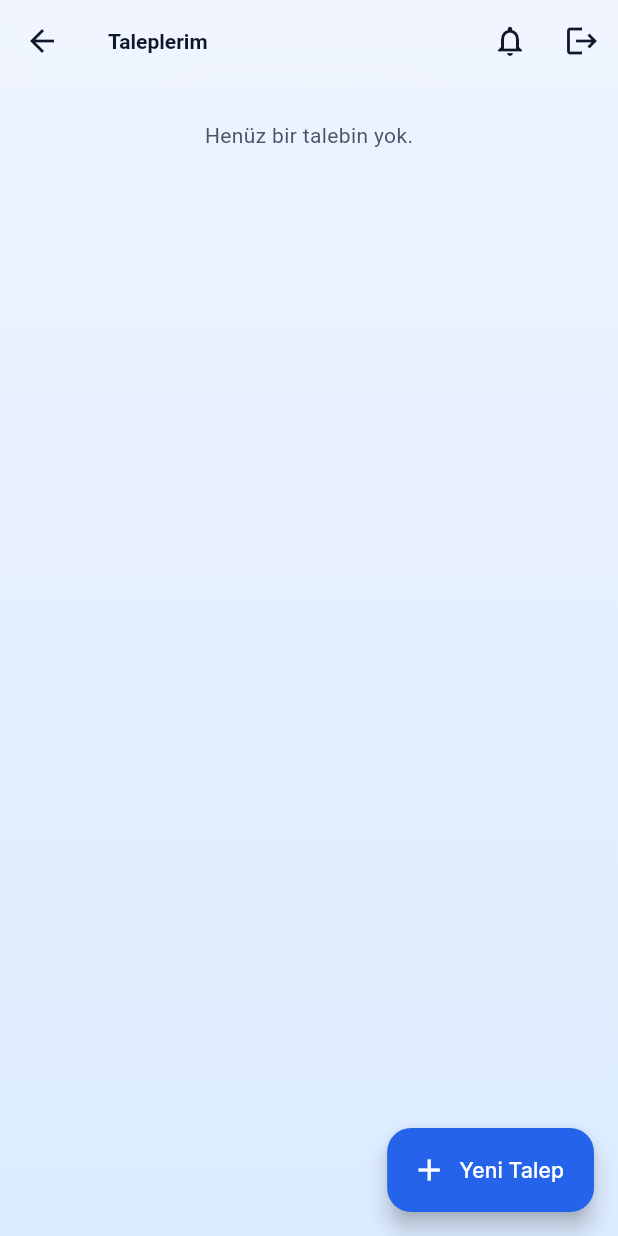
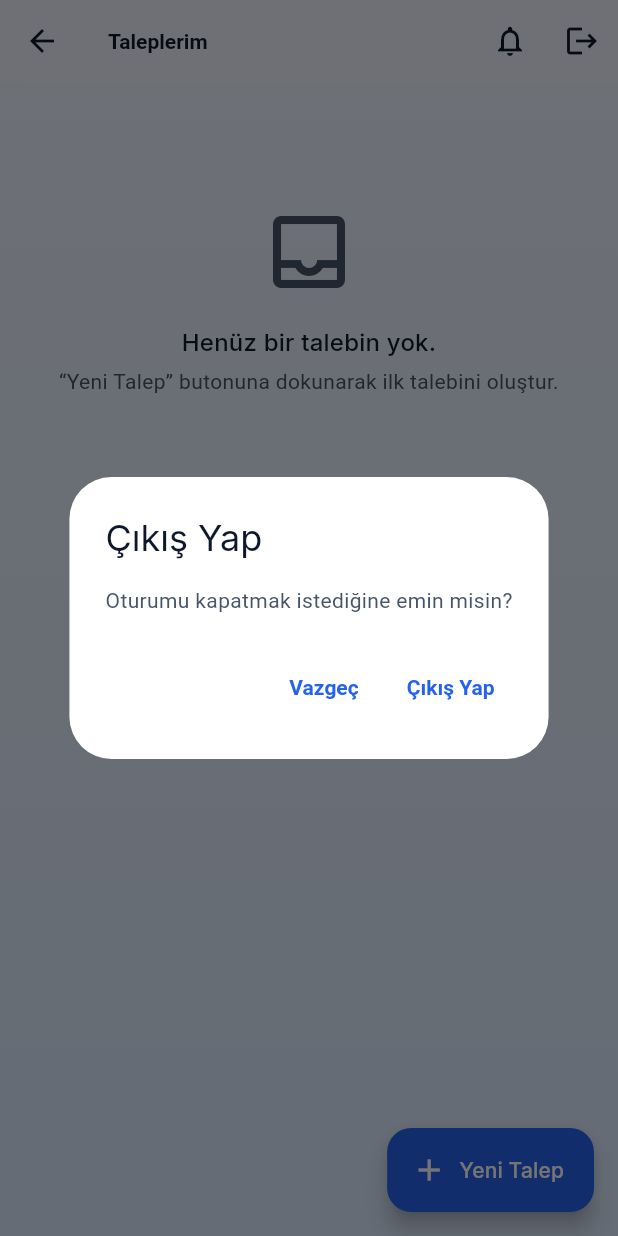
Before and after one commit to ercinnn/usta_didim, a Flutter app: the CustomerHomeScreen screen opened directly, after a tap on the "logout" icon, on a phone screen of 412 x 824 dp. Run offline on Flutter 3.47's test engine with Material 3 defaults, Android fonts, the phone set to English and light mode, and no system bars; our stand-ins replace firebase_core, firebase_messaging, flutter_riverpod, google_fonts, image_picker, supabase_flutter; accounts and stored records are empty.

Commit message:
Polish customer home screen for a more professional look
Logout was a single misclick away from signing the user out with no
confirmation; added a confirm dialog. Replaced the bare empty-state
sentence and raw error text with branded states (icon + heading +
CTA, and a retry action on error). Rebased spacing onto GlassSpacing
tokens.

Co-Authored-By: Claude Sonnet 5 <noreply@anthropic.com>

```diff
--- a/lib/features/requests/presentation/customer_home_screen.dart
+++ b/lib/features/requests/presentation/customer_home_screen.dart
@@ -2,6 +2,7 @@ import 'package:flutter/material.dart';
 import 'package:flutter_riverpod/flutter_riverpod.dart';
 
 import '../../../core/theme/glass_colors.dart';
+import '../../../core/theme/glass_spacing.dart';
 import '../../../core/widgets/glass_app_bar.dart';
 import '../../../core/widgets/glass_service_card.dart';
 import '../../../core/widgets/responsive_scaffold.dart';
@@ -27,7 +28,8 @@ class CustomerHomeScreen extends ConsumerWidget {
           const NotificationBell(),
           IconButton(
             icon: const Icon(Icons.logout),
-            onPressed: () => ref.read(authRepositoryProvider).signOut(),
+            tooltip: 'Çıkış Yap',
+            onPressed: () => _confirmSignOut(context, ref),
           ),
         ],
       ),
@@ -39,21 +41,35 @@ class CustomerHomeScreen extends ConsumerWidget {
               return ListView(
                 children: [
                   Padding(
-                    padding: const EdgeInsets.all(24),
-                    child: Center(
-                      child: Text(
-                        'Henüz bir talebin yok.',
-                        style: TextStyle(
+                    padding: const EdgeInsets.all(GlassSpacing.xl),
+                    child: Column(
+                      children: [
+                        const SizedBox(height: GlassSpacing.xxl),
+                        Icon(
+                          Icons.inbox_outlined,
+                          size: 64,
                           color: GlassColors.textSecondary(brightness),
                         ),
-                      ),
+                        const SizedBox(height: GlassSpacing.md),
+                        Text(
+                          'Henüz bir talebin yok.',
+                          textAlign: TextAlign.center,
+                          style: Theme.of(context).textTheme.titleMedium,
+                        ),
+                        const SizedBox(height: GlassSpacing.xs),
+                        Text(
+                          '“Yeni Talep” butonuna dokunarak ilk talebini oluştur.',
+                          textAlign: TextAlign.center,
+                          style: Theme.of(context).textTheme.bodyMedium,
+                        ),
+                      ],
                     ),
                   ),
                 ],
               );
             }
             return ListView.builder(
-              padding: const EdgeInsets.symmetric(vertical: 8),
+              padding: const EdgeInsets.symmetric(vertical: GlassSpacing.sm),
               itemCount: requests.length,
               itemBuilder: (context, index) {
                 final request = requests[index];
@@ -78,9 +94,7 @@ class CustomerHomeScreen extends ConsumerWidget {
                             const SizedBox(height: 2),
                             Text(
                               request.neighborhood,
-                              style: TextStyle(
-                                color: GlassColors.textSecondary(brightness),
-                              ),
+                              style: Theme.of(context).textTheme.bodyMedium,
                             ),
                           ],
                         ),
@@ -99,7 +113,41 @@ class CustomerHomeScreen extends ConsumerWidget {
             );
           },
           loading: () => const Center(child: CircularProgressIndicator()),
-          error: (error, _) => Center(child: Text('Hata: $error')),
+          error: (error, _) => ListView(
+            children: [
+              Padding(
+                padding: const EdgeInsets.all(GlassSpacing.xl),
+                child: Column(
+                  children: [
+                    const SizedBox(height: GlassSpacing.xxl),
+                    const Icon(
+                      Icons.error_outline,
+                      size: 64,
+                      color: GlassColors.error,
+                    ),
+                    const SizedBox(height: GlassSpacing.md),
+                    Text(
+                      'Talepler yüklenirken bir hata oluştu.',
+                      textAlign: TextAlign.center,
+                      style: Theme.of(context).textTheme.titleMedium,
+                    ),
+                    const SizedBox(height: GlassSpacing.xs),
+                    Text(
+                      '$error',
+                      textAlign: TextAlign.center,
+                      style: Theme.of(context).textTheme.bodyMedium,
+                    ),
+                    const SizedBox(height: GlassSpacing.md),
+                    TextButton.icon(
+                      onPressed: () => ref.invalidate(myRequestsProvider),
+                      icon: const Icon(Icons.refresh),
+                      label: const Text('Tekrar Dene'),
+                    ),
+                  ],
+                ),
+              ),
+            ],
+          ),
         ),
       ),
       floatingActionButton: FloatingActionButton.extended(
@@ -111,4 +159,27 @@ class CustomerHomeScreen extends ConsumerWidget {
       ),
     );
   }
+
+  Future<void> _confirmSignOut(BuildContext context, WidgetRef ref) async {
+    final shouldSignOut = await showDialog<bool>(
+      context: context,
+      builder: (dialogContext) => AlertDialog(
+        title: const Text('Çıkış Yap'),
+        content: const Text('Oturumu kapatmak istediğine emin misin?'),
+        actions: [
+          TextButton(
+            onPressed: () => Navigator.of(dialogContext).pop(false),
+            child: const Text('Vazgeç'),
+          ),
+          TextButton(
+            onPressed: () => Navigator.of(dialogContext).pop(true),
+            child: const Text('Çıkış Yap'),
+          ),
+        ],
+      ),
+    );
+    if (shouldSignOut ?? false) {
+      await ref.read(authRepositoryProvider).signOut();
+    }
+  }
 }
```
